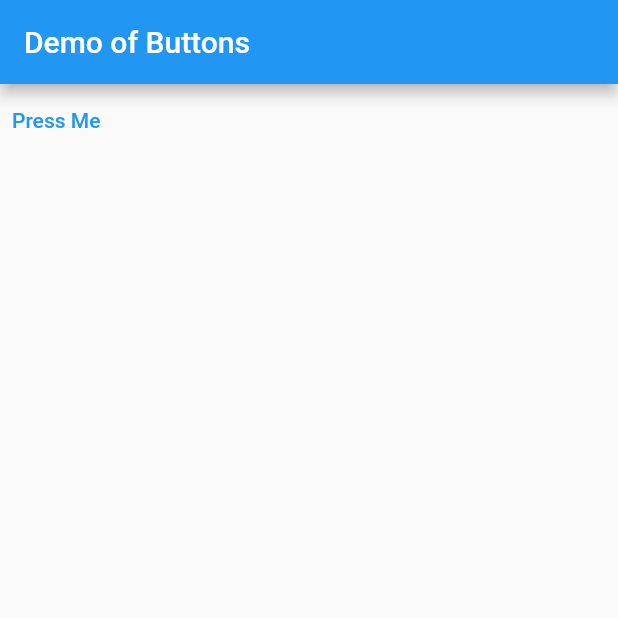
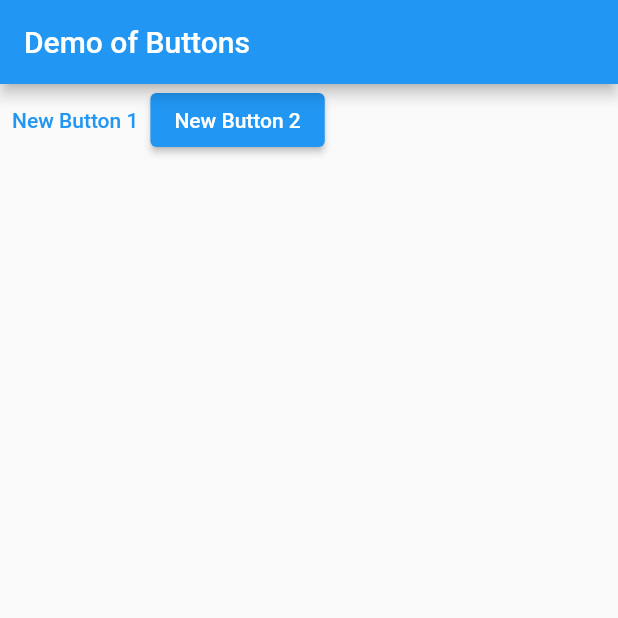
Before and after one commit to sunnymac/button, a Flutter app: the screen it shows after launch, on a phone screen of 412 x 824 dp, the top half of it. Run offline on Flutter 3.47's test engine with Material 2 defaults, Android fonts, the phone set to English and light mode, and no system bars.

Commit message:
elevated button

```diff
--- a/lib/main.dart
+++ b/lib/main.dart
@@ -18,9 +18,17 @@ class MyApp extends StatelessWidget {
           title: Text("Demo of Buttons"),
         ),
         body: Container(
-          child: TextButton(
-            onPressed: (){},
-            child: Text("Press Me"),
+          child: Row(
+            children: [
+              TextButton(
+
+                onPressed: (){},
+                child: Text("New Button 1"),
+              ),
+
+              ElevatedButton(onPressed: (){},
+               child: Text("New Button 2"))
+            ],
           ),
         )),
     );
```
